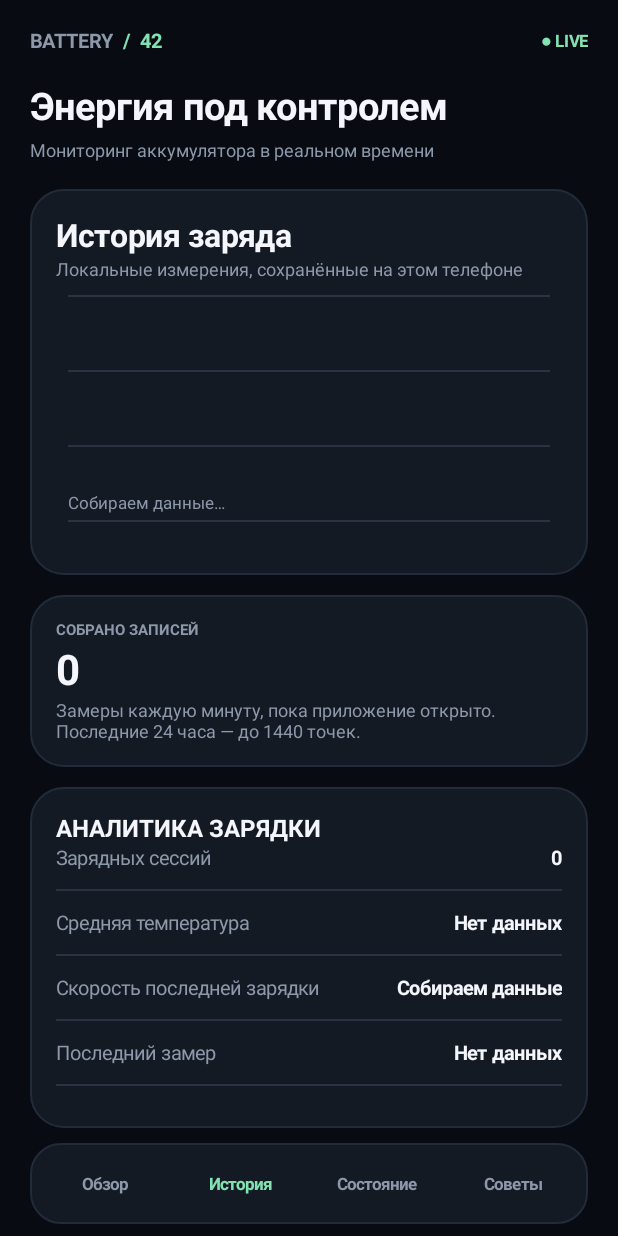
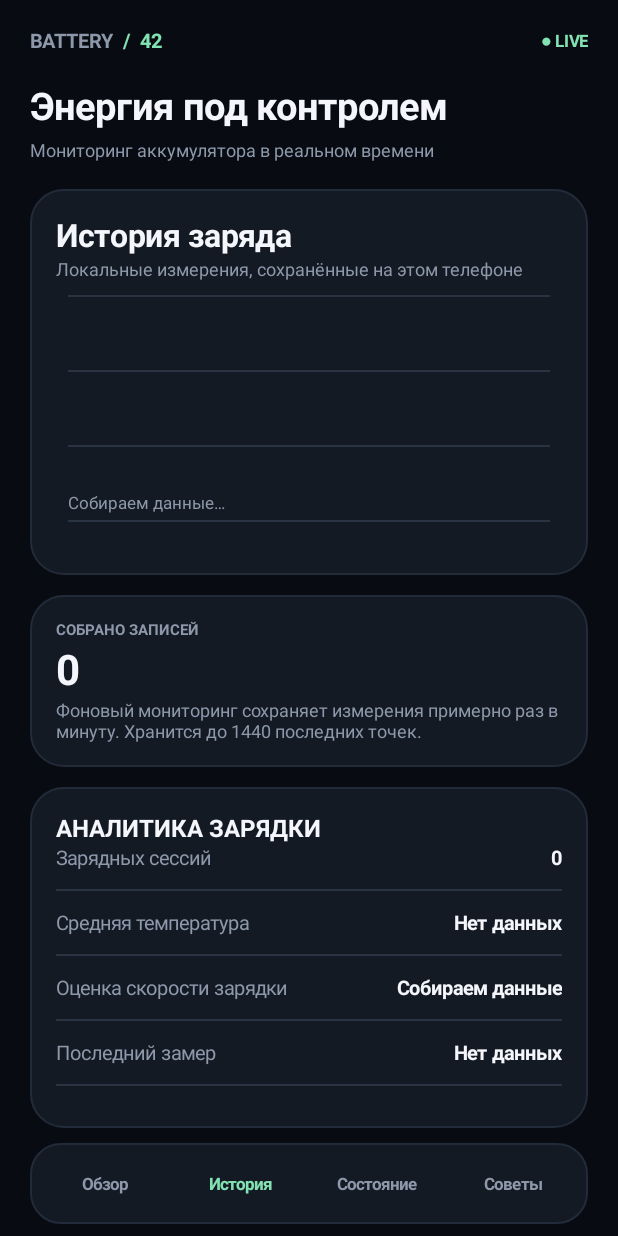
Before and after one commit to fin4eg1/BatteryMonitor42, an Android app: the screen it shows after launch (MainActivity), after a tap on "История", on a phone screen of 412 x 824 dp. Run offline under Robolectric (Android 15) with nearby library versions, the phone set to English and light mode, and no system bars; 1 other tap on this screen came first.

Commit message:
Clarify background monitoring and charging rate

```diff
--- a/app/src/main/java/ru/dmitry/batterymonitor42/MainActivity.java
+++ b/app/src/main/java/ru/dmitry/batterymonitor42/MainActivity.java
@@ -51,13 +51,13 @@ public class MainActivity extends Activity {
         LinearLayout insight=panel();insight.addView(label("СЕЙЧАС",10,GREEN,true));insight.addView(label(advice(),15,TEXT,true));insight.addView(label("Показания обновляются автоматически при изменении состояния батареи.",12,MUTED,false));content.addView(insight);
     }
     View metric(String name,String value,String unit){LinearLayout c=panel();c.setPadding(dp(14),dp(14),dp(12),dp(14));TextView n=label(name.toUpperCase(Locale.ROOT),10,MUTED,true);TextView v=label(value,21,TEXT,true);TextView u=label(unit,10,MUTED,false);c.addView(n);LinearLayout rr=row();rr.addView(v);rr.addView(u);rr.setGravity(Gravity.BOTTOM);c.addView(rr);return c;}
-    void historyPage(){LinearLayout p=panel();p.addView(label("История заряда",21,TEXT,true));p.addView(label("Локальные измерения, сохранённые на этом телефоне",12,MUTED,false));p.addView(new HistoryChart(),new LinearLayout.LayoutParams(-1,dp(180)));content.addView(p);LinearLayout stats=panel();stats.addView(label("СОБРАНО ЗАПИСЕЙ",10,MUTED,true));stats.addView(label(String.valueOf(history.size()),28,TEXT,true));stats.addView(label("Замеры каждую минуту, пока приложение открыто. Последние 24 часа — до 1440 точек.",12,MUTED,false));content.addView(stats);
-        LinearLayout analytics=panel();analytics.addView(label("АНАЛИТИКА ЗАРЯДКИ",16,TEXT,true));analytics.addView(infoLine("Зарядных сессий",String.valueOf(chargeSessions())));analytics.addView(infoLine("Средняя температура",averageTemp()));analytics.addView(infoLine("Скорость последней зарядки",chargingRate()));analytics.addView(infoLine("Последний замер",lastSampleTime()));content.addView(analytics);
+    void historyPage(){LinearLayout p=panel();p.addView(label("История заряда",21,TEXT,true));p.addView(label("Локальные измерения, сохранённые на этом телефоне",12,MUTED,false));p.addView(new HistoryChart(),new LinearLayout.LayoutParams(-1,dp(180)));content.addView(p);LinearLayout stats=panel();stats.addView(label("СОБРАНО ЗАПИСЕЙ",10,MUTED,true));stats.addView(label(String.valueOf(history.size()),28,TEXT,true));stats.addView(label("Фоновый мониторинг сохраняет измерения примерно раз в минуту. Хранится до 1440 последних точек.",12,MUTED,false));content.addView(stats);
+        LinearLayout analytics=panel();analytics.addView(label("АНАЛИТИКА ЗАРЯДКИ",16,TEXT,true));analytics.addView(infoLine("Зарядных сессий",String.valueOf(chargeSessions())));analytics.addView(infoLine("Средняя температура",averageTemp()));analytics.addView(infoLine("Оценка скорости зарядки",chargingRate()));analytics.addView(infoLine("Последний замер",lastSampleTime()));content.addView(analytics);
         LinearLayout thermal=panel();thermal.addView(label("ТЕМПЕРАТУРА",14,TEXT,true));thermal.addView(new TemperatureChart(),new LinearLayout.LayoutParams(-1,dp(110)));content.addView(thermal);
         TextView export=label("Поделиться историей",14,BLUE,true);export.setPadding(dp(5),dp(12),0,dp(12));export.setOnClickListener(v->shareHistory());content.addView(export);TextView clear=label("Очистить историю",14,RED,true);clear.setPadding(dp(5),dp(12),0,dp(12));clear.setOnClickListener(v->{history.clear();sampleTimes.clear();sampleTemps.clear();sampleCurrents.clear();sampleVoltages.clear();sampleStatuses.clear();saveHistory();buildPage();});content.addView(clear);}
     void healthPage(){LinearLayout p=panel();p.addView(label("Состояние аккумулятора",21,TEXT,true));p.addView(label(healthText(),17,GREEN,true));p.addView(label("Android сообщает системный статус батареи. Это не лабораторная диагностика ёмкости.",12,MUTED,false));content.addView(p);LinearLayout grid=panel();grid.addView(infoLine("Системное здоровье",healthText()));grid.addView(infoLine("Температура",tempText()));grid.addView(infoLine("Технология",techText()));grid.addView(infoLine("Циклы зарядки",cycleText()));grid.addView(infoLine("Оценка износа","Недоступна без проектной ёмкости"));content.addView(grid);LinearLayout note=panel();note.addView(label("Почему нет процента износа?",16,TEXT,true));note.addView(label("Стандартный Android API не гарантирует доступ к заводской ёмкости батареи. Поэтому приложение не подменяет реальное измерение случайным процентом. На некоторых моделях доступны дополнительные данные производителя.",12,MUTED,false));content.addView(note);}
     View infoLine(String a,String b){LinearLayout r=row();TextView x=label(a,13,MUTED,false);TextView y=label(b,13,TEXT,true);r.addView(x,new LinearLayout.LayoutParams(0,-2,1));r.addView(y);View line=new View(this);line.setBackgroundColor(0xff293342);LinearLayout wrap=column();wrap.addView(r);LinearLayout.LayoutParams lp=new LinearLayout.LayoutParams(-1,dp(1));lp.topMargin=dp(12);lp.bottomMargin=dp(12);wrap.addView(line,lp);return wrap;}
-    void tipsPage(){LinearLayout p=panel();p.addView(label("Умные рекомендации",21,TEXT,true));String advice=advice();p.addView(label(advice,15,GREEN,true));p.addView(label("• Избегай длительного нагрева телефона.\n\n• Не оставляй устройство под прямым солнцем во время зарядки.\n\n• Используй качественный адаптер и кабель.\n\n• Если корпус заметно нагревается, дай телефону остыть.",13,MUTED,false));content.addView(p);LinearLayout n=panel();n.addView(label("Пороговые уведомления",16,TEXT,true));n.addView(label("В этой версии доступны визуальные предупреждения о высокой температуре и низком заряде. Фоновый контроль и системные уведомления добавим отдельным этапом, чтобы корректно запросить разрешения Android.",12,MUTED,false));content.addView(n);}
+    void tipsPage(){LinearLayout p=panel();p.addView(label("Умные рекомендации",21,TEXT,true));String advice=advice();p.addView(label(advice,15,GREEN,true));p.addView(label("• Избегай длительного нагрева телефона.\n\n• Не оставляй устройство под прямым солнцем во время зарядки.\n\n• Используй качественный адаптер и кабель.\n\n• Если корпус заметно нагревается, дай телефону остыть.",13,MUTED,false));content.addView(p);LinearLayout n=panel();n.addView(label("Пороговые уведомления",16,TEXT,true));n.addView(label("Доступны предупреждения о низком заряде, высокой температуре и завершении зарядки. Фоновый сервис продолжает собирать измерения с постоянным уведомлением Android. Работа зависит от ограничений фоновой активности производителя телефона.",12,MUTED,false));content.addView(n);}
     String statusText(){return batteryStatus==5?"Полностью заряжен":batteryStatus==2?"Идёт зарядка":batteryStatus==3?"Работает от батареи":"Ожидание";}
     String tempText(){return temperature<0?"Нет данных":String.format(Locale.getDefault(),"%.1f",temperature/10f);}
     String voltageText(){return millivolts<=0?"—":String.format(Locale.getDefault(),"%.2f",millivolts/1000f);}
@@ -78,7 +78,7 @@ public class MainActivity extends Activity {
     void saveHistory(){StringBuilder b=new StringBuilder();for(int i=0;i<history.size();i++){if(b.length()>0)b.append(";");b.append(sampleTimes.get(i)).append(":").append(history.get(i)).append(":").append(sampleTemps.get(i)).append(":").append(sampleCurrents.get(i)).append(":").append(sampleVoltages.get(i)).append(":").append(sampleStatuses.get(i));}prefs.edit().putString("history_v2",b.toString()).putString("history",history.toString()).apply();}
     int chargeSessions(){int n=0;boolean charging=false;for(int s:sampleStatuses){boolean now=s==2||s==5;if(now&&!charging)n++;charging=now;}return n;}
     String averageTemp(){int sum=0,n=0;for(int t:sampleTemps)if(t>=0){sum+=t;n++;}return n==0?"Нет данных":String.format(Locale.getDefault(),"%.1f °C",sum/(float)n/10f);}
-    String chargingRate(){int first=-1,last=-1;for(int i=0;i<history.size();i++)if(sampleStatuses.get(i)==2){if(first<0)first=i;last=i;}if(first<0||last<=first)return "Собираем данные";long mins=(sampleTimes.get(last)-sampleTimes.get(first))/60000;if(mins<1)return "Собираем данные";float rate=(history.get(last)-history.get(first))*60f/mins;return String.format(Locale.getDefault(),"%+.1f%%/ч",rate);}
+    String chargingRate(){int first=-1,last=-1;for(int i=0;i<history.size();i++)if(sampleStatuses.get(i)==2){if(first<0)first=i;last=i;}if(first<0||last<=first)return "Собираем данные";long mins=(sampleTimes.get(last)-sampleTimes.get(first))/60000;if(mins<1)return "Собираем данные";float rate=(history.get(last)-history.get(first))*60f/mins;return String.format(Locale.getDefault(),"≈ %.1f%%/ч",rate);}
     String lastSampleTime(){if(sampleTimes.isEmpty())return "Нет данных";return new SimpleDateFormat("HH:mm:ss",Locale.getDefault()).format(new Date(sampleTimes.get(sampleTimes.size()-1)));}
     void shareHistory(){StringBuilder b=new StringBuilder("Battery Monitor 42 — история\n");for(int i=0;i<history.size();i++)b.append(new SimpleDateFormat("dd.MM HH:mm",Locale.getDefault()).format(new Date(sampleTimes.get(i)))).append(" | ").append(history.get(i)).append("% | ").append(sampleTemps.get(i)<0?"—":sampleTemps.get(i)/10f+" °C").append("\n");Intent send=new Intent(Intent.ACTION_SEND);send.setType("text/plain");send.putExtra(Intent.EXTRA_TEXT,b.toString());startActivity(Intent.createChooser(send,"Экспорт истории"));}
     void createNotificationChannel(){if(Build.VERSION.SDK_INT>=26){NotificationChannel ch=new NotificationChannel("battery42_alerts","Состояние аккумулятора",NotificationManager.IMPORTANCE_DEFAULT);ch.setDescription("Предупреждения о температуре и уровне заряда");((NotificationManager)getSystemService(NOTIFICATION_SERVICE)).createNotificationChannel(ch);}}
```
